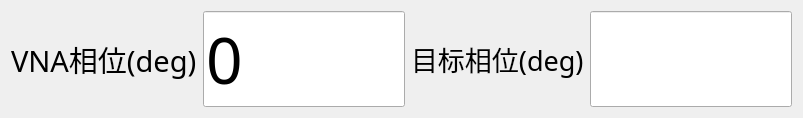
First picture: the form in ui/phase_view_dlg.ui, repository wzmsykk/QT_modbus_vna_cavity_phase_control, before the edit.
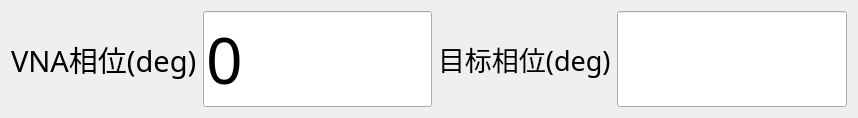
Second picture: the form after the edit.

Commit message: allow change of phase UI

Patch:
```diff
--- a/ui/phase_view_dlg.ui
+++ b/ui/phase_view_dlg.ui
@@ -6,10 +6,16 @@
    <rect>
     <x>0</x>
     <y>0</y>
-    <width>803</width>
-    <height>107</height>
+    <width>858</width>
+    <height>94</height>
    </rect>
   </property>
+  <property name="sizePolicy">
+   <sizepolicy hsizetype="Preferred" vsizetype="Fixed">
+    <horstretch>0</horstretch>
+    <verstretch>0</verstretch>
+   </sizepolicy>
+  </property>
   <property name="windowTitle">
    <string>相位显示</string>
   </property>
```
The commit also changes 4 other files.
